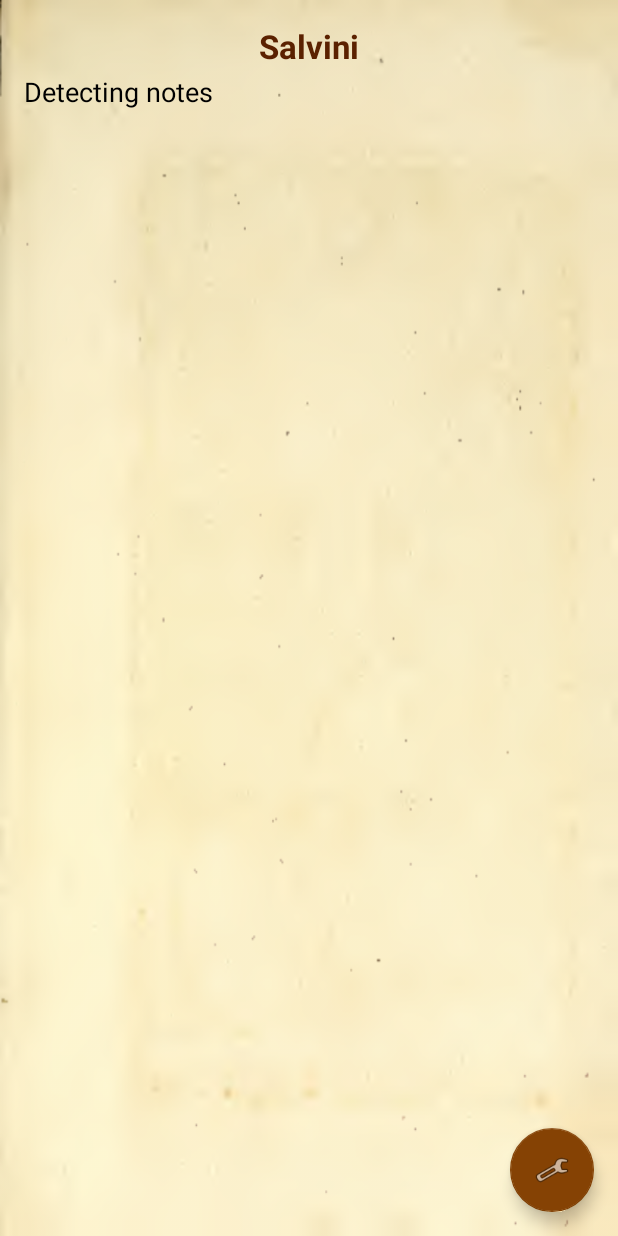
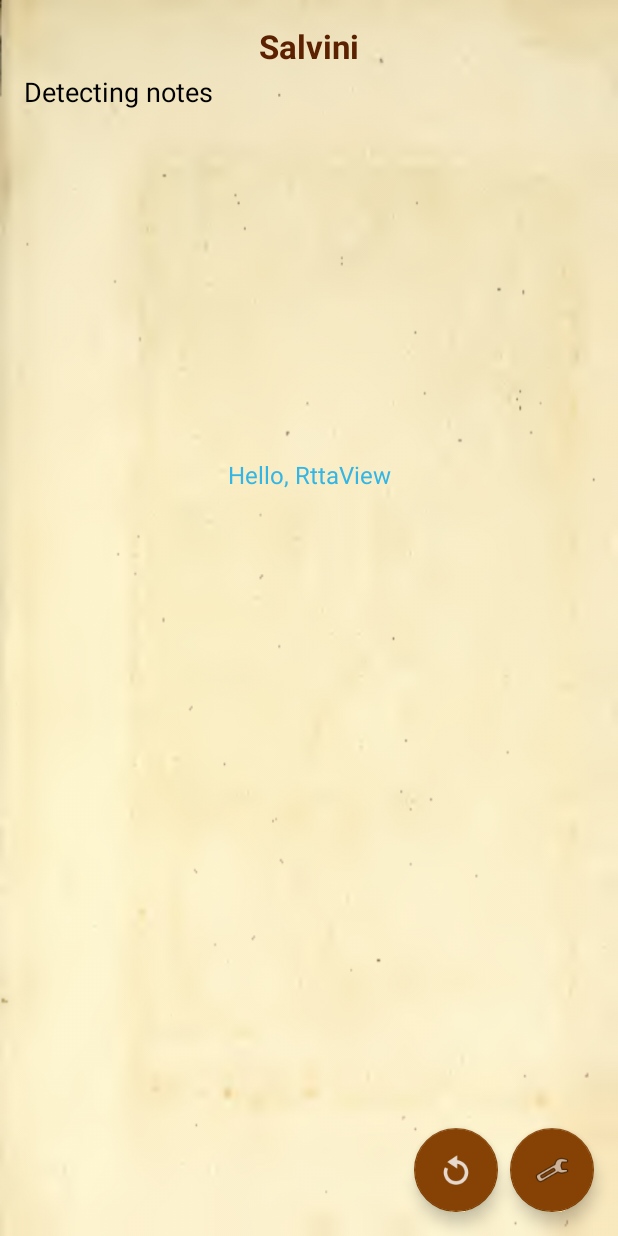
Before and after one commit to thaytan/salvini, an Android app: the screen it shows after launch (TuneActivity), on a phone screen of 412 x 824 dp. Run offline under Robolectric (Android 15) with nearby library versions, the phone set to English and light mode, and no system bars; network calls fail; 5 statements that could not run were skipped.

Commit message:
checkpoint UI rework. Placeholder RTTAView

```diff
--- /dev/null
+++ b/app/src/main/java/com/centricular/salvini/RttaView.java
@@ -0,0 +1,95 @@
+package com.centricular.salvini;
+
+import android.content.Context;
+import android.content.res.TypedArray;
+import android.graphics.Canvas;
+import android.graphics.Color;
+import android.graphics.Paint;
+import android.graphics.drawable.Drawable;
+import android.text.TextPaint;
+import android.util.AttributeSet;
+import android.view.View;
+
+/**
+ * TODO: document your custom view class.
+ */
+public class RttaView extends View {
+    private String mLabelString;
+    private int mRedColor = Color.RED;
+    private int mTextColour = Color.WHITE;
+    private float mTextDimension = 16;
+
+    private TextPaint mTextPaint;
+    private float mTextWidth;
+    private float mTextHeight;
+
+    public RttaView(Context context) {
+        super(context);
+        init(null, 0);
+    }
+
+    public RttaView(Context context, AttributeSet attrs) {
+        super(context, attrs);
+        init(attrs, 0);
+    }
+
+    public RttaView(Context context, AttributeSet attrs, int defStyle) {
+        super(context, attrs, defStyle);
+        init(attrs, defStyle);
+    }
+
+    private void init(AttributeSet attrs, int defStyle) {
+        // Load attributes
+        final TypedArray a = getContext().obtainStyledAttributes(
+                attrs, R.styleable.RttaView, defStyle, 0);
+
+        mLabelString = a.getString(
+                R.styleable.RttaView_labelString);
+        mTextColour = a.getColor(
+                R.styleable.RttaView_textColour,
+                mTextColour);
+
+        // Use getDimensionPixelSize or getDimensionPixelOffset when dealing with
+        // values that should fall on pixel boundaries.
+        mTextDimension = a.getDimension(R.styleable.RttaView_textDimension,  mTextDimension);
+
+        a.recycle();
+
+        // Set up a default TextPaint object
+        mTextPaint = new TextPaint();
+        mTextPaint.setFlags(Paint.ANTI_ALIAS_FLAG);
+        mTextPaint.setTextAlign(Paint.Align.LEFT);
+
+        // Update TextPaint and text measurements from attributes
+        invalidateTextPaintAndMeasurements();
+    }
+
+    private void invalidateTextPaintAndMeasurements() {
+        mTextPaint.setTextSize(mTextDimension);
+        mTextPaint.setColor(mTextColour);
+        mTextWidth = mTextPaint.measureText(mLabelString);
+
+        Paint.FontMetrics fontMetrics = mTextPaint.getFontMetrics();
+        mTextHeight = fontMetrics.bottom - fontMetrics.top;
+    }
+
+    @Override
+    protected void onDraw(Canvas canvas) {
+        super.onDraw(canvas);
+
+        // TODO: consider storing these as member variables to reduce
+        // allocations per draw cycle.
+        int paddingLeft = getPaddingLeft();
+        int paddingTop = getPaddingTop();
+        int paddingRight = getPaddingRight();
+       // int paddingBottom = getPaddingBottom();
+
+        int contentWidth = getWidth() - paddingLeft - paddingRight;
+        //int contentHeight = getHeight() - paddingTop - paddingBottom;
+
+        // Draw the text.
+        canvas.drawText(mLabelString,
+                paddingLeft + (contentWidth - mTextWidth) / 2,
+                paddingTop + mTextHeight, mTextPaint);
+    }
+}
--- a/app/src/main/java/com/centricular/salvini/TuneActivity.java
+++ b/app/src/main/java/com/centricular/salvini/TuneActivity.java
@@ -50,6 +50,15 @@
                         SettingsActivity.class);
                 startActivity(intent);
                 Snackbar.make(view, "Replace with your own action", Snackbar.LENGTH_LONG)
+                        .setAction("Action", null).show();
+            }
+        });
+
+        FloatingActionButton resetFab = (FloatingActionButton) findViewById(R.id.reset);
+        resetFab.setOnClickListener(new View.OnClickListener() {
+            @Override
+            public void onClick(View view) {
+                Snackbar.make(view, "FIXME: Do refresh", Snackbar.LENGTH_LONG)
                         .setAction("Action", null).show();
             }
         });
--- a/app/src/main/res/layout/activity_tune.xml
+++ b/app/src/main/res/layout/activity_tune.xml
@@ -28,4 +28,16 @@
         android:focusableInTouchMode="false"
         app:backgroundTint="#854204" />
 
+    <android.support.design.widget.FloatingActionButton
+        android:id="@+id/reset"
+        android:layout_width="wrap_content"
+        android:layout_height="wrap_content"
+        android:layout_gravity="bottom|end"
+        android:layout_marginLeft="@dimen/fab_margin"
+        android:layout_marginBottom="@dimen/fab_margin"
+        android:layout_marginRight="80dp"
+        android:src="@drawable/ic_refresh"
+        android:focusableInTouchMode="false"
+        app:backgroundTint="#854204" />
+
 </android.support.design.widget.CoordinatorLayout>
--- a/app/src/main/res/layout/content_tune.xml
+++ b/app/src/main/res/layout/content_tune.xml
@@ -35,21 +35,23 @@
 
         <TextView
             android:layout_width="fill_parent"
-            android:layout_height="fill_parent"
+            android:layout_height="0dp"
             android:text="Detecting notes"
             android:id="@+id/contentTextView"
             android:textColor="#000000"
             android:textSize="18dp"
-            android:textIsSelectable="true" />
+            android:textIsSelectable="true"
+            android:layout_weight="1" />
 
-        TextureView
-            android:layout_width="wrap_content"
-            android:layout_height="wrap_content"
-            android:id="@+id/textureView2"
-            android:layout_alignParentTop="true"
-            android:layout_alignParentLeft="true"
-            android:layout_alignParentStart="true"
+        <com.centricular.salvini.RttaView
+            android:layout_width="fill_parent"
+            android:layout_height="0dp"
+            android:id="@+id/tuneView"
             android:layout_gravity="center_horizontal"
-            android:background="#00ffffff" />
+            android:longClickable="true"
+            app:textColour="#33b5e5"
+            app:textDimension="16sp"
+            app:labelString="Hello, RttaView"
+            android:layout_weight="2" />
     </LinearLayout>
 </RelativeLayout>
```
Also changed, not shown: app/src/main/res/layout/sample_rtta_view.xml (added, +16 -0 lines), app/src/main/res/values/attrs_rtta_view.xml (added, +8 -0 lines), app/src/main/refresh-web.png (added), app/src/main/res/drawable-hdpi/ic_refresh.png (added), app/src/main/res/drawable-mdpi/ic_refresh.png (added), app/src/main/res/drawable-xhdpi/ic_refresh.png (added), app/src/main/res/drawable-xxhdpi/ic_refresh.png (added).
